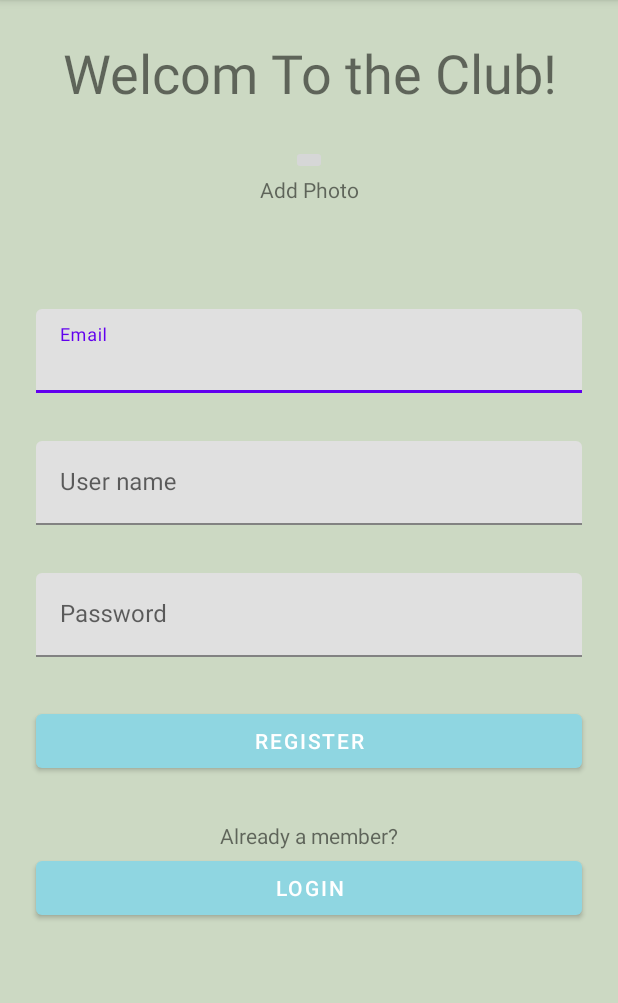
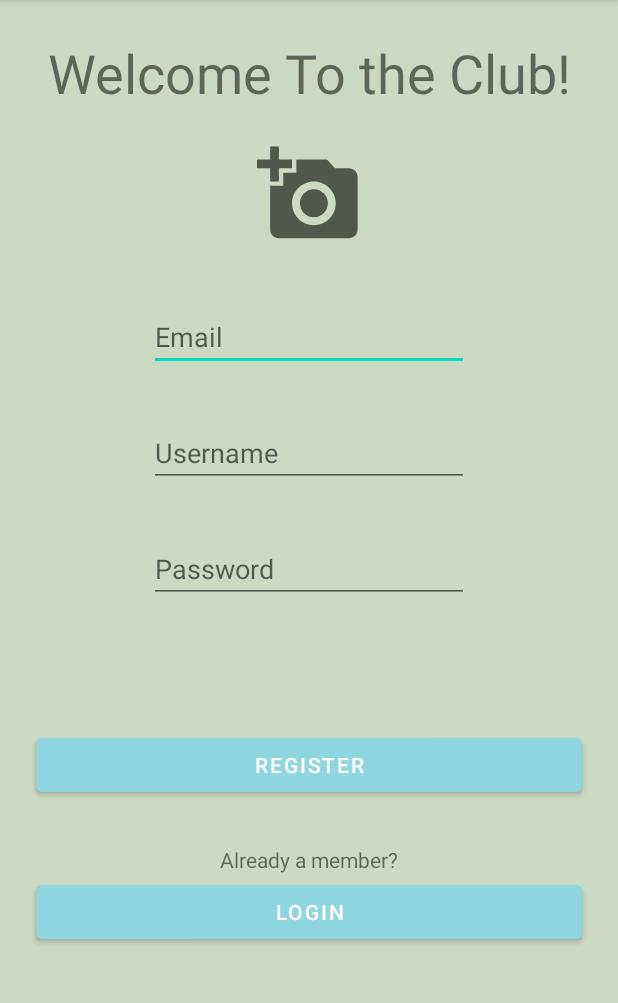
Before and after one commit to DianaLanciano/GreenRecipeClub, an Android app: the activity_register screen opened directly, with no data from a screen before it, on a phone screen of 412 x 824 dp, the part 84-1087 px from its top. Run offline under Robolectric (Android 15) with nearby library versions, the phone set to English and light mode, and no system bars; Roboto replaces fonts that are not available here.

Commit message:
added login and register screen

```diff
--- a/app/src/main/java/com/example/greenrecipeclub/activities/activity_register.java
+++ b/app/src/main/java/com/example/greenrecipeclub/activities/activity_register.java
@@ -2,17 +2,84 @@ package com.example.greenrecipeclub.activities;
 
 import androidx.appcompat.app.AppCompatActivity;
 
+import android.content.Intent;
+import android.net.Uri;
 import android.os.Bundle;
+import android.view.View;
+import android.widget.Button;
+import android.widget.EditText;
+import android.widget.ImageView;
 
 import com.example.greenrecipeclub.R;
+import com.example.greenrecipeclub.model.ModelFirebase;
+import com.example.greenrecipeclub.model.User;
+import com.example.greenrecipeclub.model.Utils;
+import com.google.android.material.textfield.TextInputLayout;
 
 public class activity_register extends AppCompatActivity {
+
+    ImageView profileImage;
+    EditText email;
+    EditText username;
+    EditText password;
+    Button registerBtn;
+    Button loginBtn;
+    Uri profileImageUri;
+    User user;
 
     @Override
     protected void onCreate(Bundle savedInstanceState) {
         super.onCreate(savedInstanceState);
         setContentView(R.layout.activity_register);
 
+        profileImage = findViewById(R.id.register_screen_addImgView);
+        email = findViewById(R.id.screen_register_input_email);
+        username = findViewById(R.id.screen_register_input_username);
+        password = findViewById(R.id.screen_register_input_password);
+        registerBtn = findViewById(R.id.screen_register_btn_register);
+        loginBtn = findViewById(R.id.screen_register_btn_login);
+        profileImageUri = null;
+
+
+        profileImage.setOnClickListener(new View.OnClickListener() {
+            @Override
+            public void onClick(View v) {
+                Utils.uploadImgFromGallery(activity_register.this);
+            }
+        });
+
+        registerBtn.setOnClickListener(new View.OnClickListener() {
+            @Override
+            public void onClick(View view) {
+                ModelFirebase.registerUserAccount(username.getText().toString(), password.getText().toString(), email.getText().toString(), profileImageUri, new ModelFirebase.Listener<Boolean>() {
+                    @Override
+                    public void onComplete() {
+                        activity_register.this.finish();
+                    }
+
+                    @Override
+                    public void onFail() {
+
+                    }
+                });
+            }
+        });
+
+
+        loginBtn.setOnClickListener(new View.OnClickListener() {
+            @Override
+            public void onClick(View v) {
+                toLoginPage();
+            }
+        });
 
     }
+
+
+    private void toLoginPage() {
+        Intent intent = new Intent(this, activity_login.class);
+        startActivity(intent);
+    }
+
+
 }
--- a/app/src/main/res/layout/activity_login.xml
+++ b/app/src/main/res/layout/activity_login.xml
@@ -81,10 +81,11 @@
         android:id="@+id/imageView4"
         android:layout_width="91dp"
         android:layout_height="61dp"
+        android:layout_marginTop="33dp"
         app:layout_constraintEnd_toEndOf="parent"
         app:layout_constraintStart_toStartOf="parent"
-        app:srcCompat="@drawable/ic_baseline_food_bank_24"
-        tools:layout_editor_absoluteY="547dp" />
+        app:layout_constraintTop_toBottomOf="@+id/registerB_loginScreen"
+        app:srcCompat="@drawable/ic_baseline_food_bank_24" />
 
     <Button
         android:id="@+id/registerB_loginScreen"
--- a/app/src/main/res/layout/activity_register.xml
+++ b/app/src/main/res/layout/activity_register.xml
@@ -15,98 +15,25 @@
         android:layout_marginTop="24dp"
         android:layout_marginEnd="24dp"
         android:fontFamily="@font/annie_use_your_telescope"
-        android:text="Welcom To the Club!"
+        android:text="Welcome To the Club!"
         android:textAlignment="center"
         android:textSize="36sp"
         app:layout_constraintEnd_toEndOf="parent"
         app:layout_constraintStart_toStartOf="parent"
         app:layout_constraintTop_toTopOf="parent" />
 
-    <ImageButton
-        android:id="@+id/screen_register_addImgBtn"
-        android:layout_width="wrap_content"
-        android:layout_height="wrap_content"
-        android:layout_marginTop="24dp"
-        app:layout_constraintEnd_toEndOf="parent"
-        app:layout_constraintStart_toStartOf="parent"
-        app:layout_constraintTop_toBottomOf="@+id/textView6"
-        tools:src="@drawable/ic_baseline_add_a_photo_24" />
-
-    <TextView
-        android:id="@+id/textView7"
-        android:layout_width="wrap_content"
-        android:layout_height="wrap_content"
-        android:text="Add Photo"
-        app:layout_constraintEnd_toEndOf="parent"
-        app:layout_constraintStart_toStartOf="parent"
-        app:layout_constraintTop_toBottomOf="@+id/screen_register_addImgBtn" />
-
-    <com.google.android.material.textfield.TextInputLayout
-        android:id="@+id/textInputLayout3"
-        android:layout_width="match_parent"
-        android:layout_height="wrap_content"
-        android:layout_marginStart="24dp"
-        android:layout_marginTop="70dp"
-        android:layout_marginEnd="24dp"
-        app:layout_constraintEnd_toEndOf="parent"
-        app:layout_constraintStart_toStartOf="parent"
-        app:layout_constraintTop_toBottomOf="@+id/textView7">
-
-        <com.google.android.material.textfield.TextInputEditText
-            android:id="@+id/screen_input_email"
-            android:layout_width="match_parent"
-            android:layout_height="wrap_content"
-            android:hint="Email" />
-    </com.google.android.material.textfield.TextInputLayout>
-
-    <com.google.android.material.textfield.TextInputLayout
-        android:id="@+id/textInputLayout4"
-        android:layout_width="match_parent"
-        android:layout_height="wrap_content"
-        android:layout_marginStart="24dp"
-        android:layout_marginTop="32dp"
-        android:layout_marginEnd="24dp"
-        app:layout_constraintEnd_toEndOf="parent"
-        app:layout_constraintStart_toStartOf="parent"
-        app:layout_constraintTop_toBottomOf="@+id/textInputLayout3">
-
-        <com.google.android.material.textfield.TextInputEditText
-            android:id="@+id/screen_input_username"
-            android:layout_width="match_parent"
-            android:layout_height="wrap_content"
-            android:hint="User name" />
-    </com.google.android.material.textfield.TextInputLayout>
-
-    <com.google.android.material.textfield.TextInputLayout
-        android:id="@+id/textInputLayout5"
-        android:layout_width="match_parent"
-        android:layout_height="wrap_content"
-        android:layout_marginStart="24dp"
-        android:layout_marginTop="32dp"
-        android:layout_marginEnd="24dp"
-        app:layout_constraintEnd_toEndOf="parent"
-        app:layout_constraintStart_toStartOf="parent"
-        app:layout_constraintTop_toBottomOf="@+id/textInputLayout4">
-
-        <com.google.android.material.textfield.TextInputEditText
-            android:id="@+id/screen_input_password"
-            android:layout_width="match_parent"
-            android:layout_height="wrap_content"
-            android:hint="Password" />
-    </com.google.android.material.textfield.TextInputLayout>
-
     <Button
         android:id="@+id/screen_register_btn_register"
         android:layout_width="0dp"
         android:layout_height="wrap_content"
         android:layout_marginStart="24dp"
-        android:layout_marginTop="32dp"
+        android:layout_marginTop="84dp"
         android:layout_marginEnd="24dp"
         android:text="REGISTER"
         app:backgroundTint="#8fd6e1"
         app:layout_constraintEnd_toEndOf="parent"
         app:layout_constraintStart_toStartOf="parent"
-        app:layout_constraintTop_toBottomOf="@+id/textInputLayout5" />
+        app:layout_constraintTop_toBottomOf="@+id/screen_register_input_password" />
 
     <Button
         android:id="@+id/screen_register_btn_login"
@@ -130,4 +57,51 @@
         app:layout_constraintBottom_toTopOf="@+id/screen_register_btn_login"
         app:layout_constraintEnd_toEndOf="parent"
         app:layout_constraintStart_toStartOf="parent" />
+
+    <ImageView
+        android:id="@+id/register_screen_addImgView"
+        android:layout_width="wrap_content"
+        android:layout_height="wrap_content"
+        android:layout_marginTop="22dp"
+        android:src="@drawable/ic_baseline_add_a_photo_24"
+        app:layout_constraintEnd_toEndOf="parent"
+        app:layout_constraintStart_toStartOf="parent"
+        app:layout_constraintTop_toBottomOf="@+id/textView6" />
+
+    <EditText
+        android:id="@+id/screen_register_input_email"
+        android:layout_width="wrap_content"
+        android:layout_height="wrap_content"
+        android:layout_marginTop="37dp"
+        android:ems="10"
+        android:hint="Email"
+        android:inputType="textPersonName"
+        app:layout_constraintEnd_toEndOf="parent"
+        app:layout_constraintStart_toStartOf="parent"
+        app:layout_constraintTop_toBottomOf="@+id/register_screen_addImgView" />
+
+    <EditText
+        android:id="@+id/screen_register_input_username"
+        android:layout_width="wrap_content"
+        android:layout_height="wrap_content"
+        android:layout_marginTop="32dp"
+        android:ems="10"
+        android:hint="Username"
+        android:inputType="textPersonName"
+        app:layout_constraintEnd_toEndOf="parent"
+        app:layout_constraintStart_toStartOf="parent"
+        app:layout_constraintTop_toBottomOf="@+id/screen_register_input_email" />
+
+    <EditText
+        android:id="@+id/screen_register_input_password"
+        android:layout_width="wrap_content"
+        android:layout_height="wrap_content"
+        android:layout_marginTop="32dp"
+        android:ems="10"
+        android:hint="Password"
+        android:inputType="textPersonName"
+        app:layout_constraintEnd_toEndOf="parent"
+        app:layout_constraintStart_toStartOf="parent"
+        app:layout_constraintTop_toBottomOf="@+id/screen_register_input_username" />
+
 </androidx.constraintlayout.widget.ConstraintLayout>
--- a/app/src/main/res/layout/fragment_user_profile.xml
+++ b/app/src/main/res/layout/fragment_user_profile.xml
@@ -29,11 +29,4 @@
         app:layout_constraintStart_toEndOf="@+id/imageView"
         app:layout_constraintTop_toTopOf="parent" />
 
-    <androidx.recyclerview.widget.RecyclerView
-        android:id="@+id/recycler_list_recipe_user"
-        android:layout_width="0dp"
-        android:layout_height="wrap_content"
-        tools:layout_editor_absoluteX="-3dp"
-        tools:layout_editor_absoluteY="142dp" />
-
 </androidx.constraintlayout.widget.ConstraintLayout>
```
